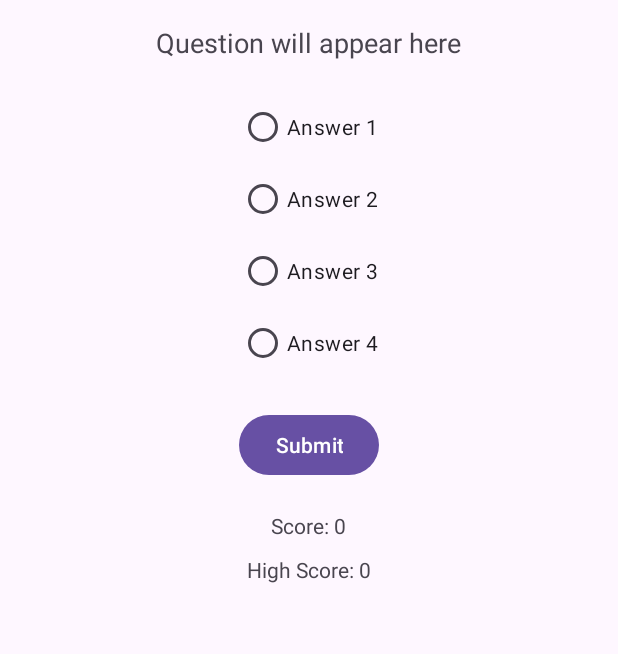
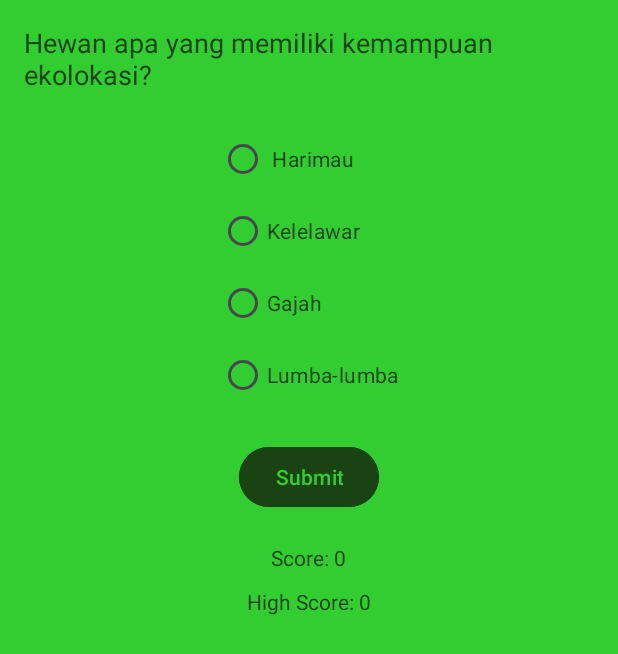
Before and after one commit to NasiGaPakeNasi/Aplikasi_Biologi_SMA_Final, an Android app: the QuizFauna screen opened directly, with no data from a screen before it, on a phone screen of 412 x 824 dp. Shown: the top 654 px of the screen. Run offline under Robolectric (Android 15) with nearby library versions, the phone set to English and light mode, and no system bars.

Commit message:
Update 0.3 Add Fauna Article + Question Add Color theme

```diff
--- a/app/src/main/java/com/example/aplikasi_biologi_sma_final/MainActivity.java
+++ b/app/src/main/java/com/example/aplikasi_biologi_sma_final/MainActivity.java
@@ -15,7 +15,7 @@ public class MainActivity extends AppCompatActivity {
         EdgeToEdge.enable(this);
         setContentView(R.layout.activity_main); //Kita bekerja di Layout ini
 
-        //Exit Button
+    //Exit Button
         Button exitButton = findViewById(R.id.exitButton);
         exitButton.setOnClickListener(v -> {
             finishAffinity(); //Menutup semua aktivitas dan keluar dari aplikasi
--- a/app/src/main/java/com/example/aplikasi_biologi_sma_final/QuizFauna.java
+++ b/app/src/main/java/com/example/aplikasi_biologi_sma_final/QuizFauna.java
@@ -1,13 +1,155 @@
 package com.example.aplikasi_biologi_sma_final;
-
+import android.annotation.SuppressLint;
+import android.content.SharedPreferences;
 import android.os.Bundle;
+import android.widget.Button;
+import android.widget.RadioButton;
+import android.widget.RadioGroup;
+import android.widget.TextView;
+import android.widget.Toast;
 import androidx.appcompat.app.AppCompatActivity;
+import java.util.ArrayList;
+import java.util.Collections;
+import java.util.List;
 
 public class QuizFauna extends AppCompatActivity {
+
+    private TextView questionTextView;
+    private RadioGroup answersRadioGroup;
+    private RadioButton answer1RadioButton, answer2RadioButton, answer3RadioButton, answer4RadioButton;
+    private Button submitAnswerButton;
+    private TextView scoreTextView, highScoreTextView;
+    private List<Question> questionsList;
+    private Question currentQuestion;
+    private int score;
+    private int highScore;
+    private int questionIndex = 0;
 
     @Override
     protected void onCreate(Bundle savedInstanceState) {
         super.onCreate(savedInstanceState);
         setContentView(R.layout.activity_quiz_fauna);
+
+        questionTextView = findViewById(R.id.questionTextView);
+        answersRadioGroup = findViewById(R.id.answersRadioGroup);
+        answer1RadioButton = findViewById(R.id.answer1RadioButton);
+        answer2RadioButton = findViewById(R.id.answer2RadioButton);
+        answer3RadioButton = findViewById(R.id.answer3RadioButton);
+        answer4RadioButton = findViewById(R.id.answer4RadioButton);
+        submitAnswerButton = findViewById(R.id.submitAnswerButton);
+        scoreTextView = findViewById(R.id.scoreTextView);
+        highScoreTextView = findViewById(R.id.highScoreTextView);
+
+        // Inisialisasi kuis
+        initializeQuiz();
+
+        // Muat pertanyaan pertama
+        loadNewQuestion();
+
+        // Event Listener untuk tombol submit
+        submitAnswerButton.setOnClickListener(v -> checkAnswer());
+    }
+
+    private void initializeQuiz() {
+        questionsList = new ArrayList<>();
+        questionsList.add(new Question("Hewan apa yang memiliki kemampuan ekolokasi?",
+                "Lumba-lumba",
+                "Gajah",
+                " Harimau",
+                "Kelelawar",
+                "Kelelawar"));
+
+        questionsList.add(new Question("Apa yang dimaksud dengan hibernasi?",
+                "Migrasi hewan",
+                "Reproduksi hewan",
+                "Keadaan tidak aktif pada hewan berdarah dingin selama musim dingin",
+                "Adaptasi hewan terhadap lingkungan",
+                "Keadaan tidak aktif pada hewan berdarah dingin selama musim dingin"));
+
+        questionsList.add(new Question("Jelaskan ciri-ciri unik dari platypus.",
+                "Mamalia berkantung",
+                "Memiliki bulu tebal",
+                "Memiliki belalai panjang, Mamalia bertelur, memiliki kaki berselaput, dan memiliki paruh seperti bebek",
+                "Bisa terbang", "Mamalia bertelur, memiliki kaki berselaput, dan memiliki paruh seperti bebek"));
+
+        questionsList.add(new Question("Apa yang dimaksud dengan simbiosis mutualisme?",
+                "Hubungan interaksi antar makhluk hidup yang saling merugikan",
+                "Hubungan interaksi antar makhluk hidup yang saling menguntungkan",
+                "Hubungan interaksi antar makhluk hidup yang tidak saling mempengaruhi",
+                "Hubungan interaksi antar makhluk hidup yang satu diuntungkan dan satu dirugikan",
+                "Hubungan interaksi antar makhluk hidup yang saling menguntungkan"));
+
+        score = 0;
+        questionIndex = 0;
+        loadHighScore();
+        Collections.shuffle(questionsList);
+    }
+
+    private void loadNewQuestion() {
+        if (questionIndex < questionsList.size()) {
+            currentQuestion = questionsList.get(questionIndex);
+
+            questionTextView.setText(currentQuestion.getQuestion());
+            List<String> answers = new ArrayList<>();
+            answers.add(currentQuestion.getOption1());
+            answers.add(currentQuestion.getOption2());
+            answers.add(currentQuestion.getOption3());
+            answers.add(currentQuestion.getOption4());
+            Collections.shuffle(answers);
+
+            answer1RadioButton.setText(answers.get(0));
+            answer2RadioButton.setText(answers.get(1));
+            answer3RadioButton.setText(answers.get(2));
+            answer4RadioButton.setText(answers.get(3));
+
+            answersRadioGroup.clearCheck();
+        } else {
+            endQuiz();
+        }
+    }
+
+    @SuppressLint("SetTextI18n")
+    private void checkAnswer() {
+        int selectedId = answersRadioGroup.getCheckedRadioButtonId();
+
+        if (selectedId != -1) {
+            RadioButton selectedRadioButton = findViewById(selectedId);
+            String selectedAnswer = selectedRadioButton.getText().toString();
+
+            if (selectedAnswer.equals(currentQuestion.getCorrectAnswer())) {
+                score++;
+                scoreTextView.setText("Score: " + score);
+                if (score > highScore) {
+                    highScore = score;
+                    saveHighScore();
+                }
+            }
+
+            questionIndex++;
+            loadNewQuestion();
+        } else {
+            Toast.makeText(this, "Silakan pilih jawaban terlebih dahulu", Toast.LENGTH_SHORT).show();
+        }
+    }
+
+    @SuppressLint("SetTextI18n")
+    private void saveHighScore() {
+        SharedPreferences preferences = getPreferences(MODE_PRIVATE);
+        SharedPreferences.Editor editor = preferences.edit();
+        editor.putInt("highScore", highScore);
+        editor.apply();
+        highScoreTextView.setText("High Score: " + highScore);
+    }
+
+    @SuppressLint("SetTextI18n")
+    private void loadHighScore() {
+        SharedPreferences preferences = getPreferences(MODE_PRIVATE);
+        highScore = preferences.getInt("highScore", 0);
+        highScoreTextView.setText("High Score: " + highScore);
+    }
+
+    private void endQuiz() {
+        Toast.makeText(this, "Kuis selesai! Skor akhir: " + score, Toast.LENGTH_LONG).show();
+        submitAnswerButton.setEnabled(false);
     }
 }
--- a/app/src/main/res/layout/activity_quiz_fauna.xml
+++ b/app/src/main/res/layout/activity_quiz_fauna.xml
@@ -2,13 +2,16 @@
 <RelativeLayout xmlns:android="http://schemas.android.com/apk/res/android"
     android:layout_width="match_parent"
     android:layout_height="match_parent"
-    android:padding="16dp">
+    android:padding="16dp"
+    android:background="@color/warna_background">
+
 
     <TextView
         android:id="@+id/questionTextView"
         android:layout_width="wrap_content"
         android:layout_height="wrap_content"
         android:text="Question will appear here"
+        android:textColor="@color/warna_tulisanquiz"
         android:textSize="18sp"
         android:layout_centerHorizontal="true"/>
 
@@ -22,6 +25,7 @@
         android:layout_centerHorizontal="true">
 
         <RadioButton
+            android:textColor="@color/warna_tulisanquiz"
             android:id="@+id/answer1RadioButton"
             android:layout_width="wrap_content"
             android:layout_height="wrap_content"
@@ -31,17 +35,20 @@
             android:id="@+id/answer2RadioButton"
             android:layout_width="wrap_content"
             android:layout_height="wrap_content"
+            android:textColor="@color/warna_tulisanquiz"
             android:text="Answer 2"/>
 
         <RadioButton
             android:id="@+id/answer3RadioButton"
             android:layout_width="wrap_content"
+            android:textColor="@color/warna_tulisanquiz"
             android:layout_height="wrap_content"
             android:text="Answer 3"/>
 
         <RadioButton
             android:id="@+id/answer4RadioButton"
             android:layout_width="wrap_content"
+            android:textColor="@color/warna_tulisanquiz"
             android:layout_height="wrap_content"
             android:text="Answer 4"/>
     </RadioGroup>
@@ -51,6 +58,8 @@
         android:layout_width="wrap_content"
         android:layout_height="wrap_content"
         android:text="Submit"
+        android:textColor="@color/warna_tulisan"
+        android:backgroundTint="@color/button_color"
         android:layout_below="@id/answersRadioGroup"
         android:layout_centerHorizontal="true"
         android:layout_marginTop="20dp"/>
@@ -60,6 +69,7 @@
         android:layout_width="wrap_content"
         android:layout_height="wrap_content"
         android:text="Score: 0"
+        android:textColor="@color/warna_tulisanquiz"
         android:layout_below="@id/submitAnswerButton"
         android:layout_centerHorizontal="true"
         android:layout_marginTop="20dp"/>
@@ -68,6 +78,7 @@
         android:id="@+id/highScoreTextView"
         android:layout_width="wrap_content"
         android:layout_height="wrap_content"
+        android:textColor="@color/warna_tulisanquiz"
         android:text="High Score: 0"
         android:layout_below="@id/scoreTextView"
         android:layout_centerHorizontal="true"
--- a/app/src/main/res/values/colors.xml
+++ b/app/src/main/res/values/colors.xml
@@ -4,4 +4,18 @@
     <color name="white">#FFFFFFFF</color>
     <color name="hijau">#FFB65A</color>
     <color name="coklat">#9A6429</color>
+
+
+    <color name="button_color">#1A4314</color> <!-- Warna Tombol -->
+    <color name="warna_tulisan">#32CD30</color> <!-- Warna Tulisan -->
+    <color name="warna_background">#32CD30</color> <!-- Warna Background -->
+    <color name="warna_tulisanquiz">#1A4314</color> <!-- Warna Tulisan -->
+
+
+
+
 </resources>
+
+
+    <!-- https://www.canva.com/colors/color-palettes/secret-passageway/ Warna Hutan #32CD30 #2C5E1A #1A4314 #B2D2A4-->
+    <!-- https://www.canva.com/colors/color-palettes/foggy-forest/ Warna Hewan-->
```
Also changed, not shown: app/src/main/java/com/example/aplikasi_biologi_sma_final/QuizFlora.java (+28 -4 lines), app/src/main/res/drawable/border.xml (+4 -4 lines), app/src/main/res/layout/activity_fauna.xml (+24 -21 lines), app/src/main/res/layout/activity_flora.xml (+10 -4 lines), app/src/main/res/layout/activity_main.xml (+11 -3 lines), app/src/main/res/layout/activity_materi.xml (+22 -14 lines), app/src/main/res/layout/activity_quiz_flora.xml (+12 -1 lines), app/src/main/res/values/strings.xml (+19 -0 lines), app/src/main/res/drawable/fauna.jpg (added).
